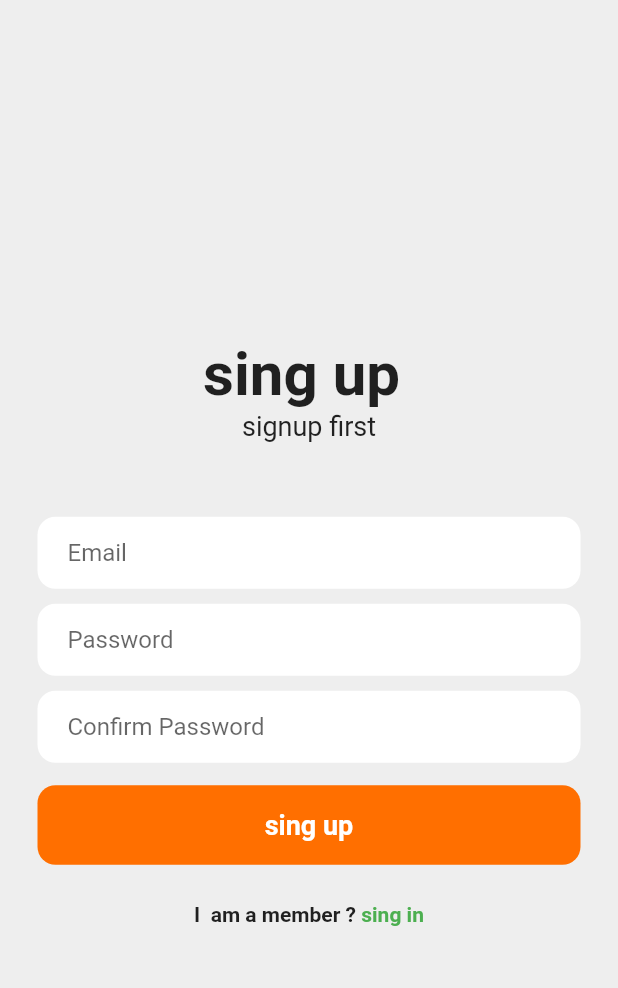
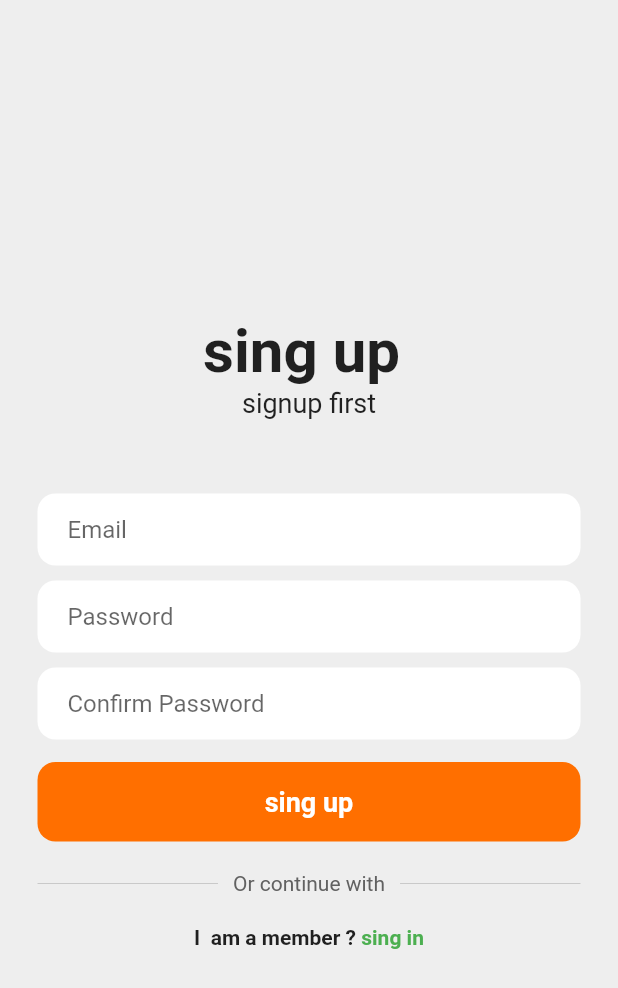
Before and after one commit to medait-3/Auth_firebase_flutter-demo, a Flutter app: the screen it shows after launch, after a tap on "sing up", on a phone screen of 412 x 824 dp. Shown: the top 988 px of the screen. Run offline on Flutter 3.47's test engine with Material 2 defaults, Android fonts, the light colour scheme and no system bars; our stand-ins replace firebase_auth, firebase_core, google_sign_in; missing offline and left inert: dart:html; accounts and stored records are empty; network calls fail.

Commit message:
google sign

```diff
--- a/lib/secreens/login.dart
+++ b/lib/secreens/login.dart
@@ -56,16 +56,11 @@ class _LoginState extends State<Login> {
               //   "name",
               //   height: 150,
               // ),
-              SizedBox(
-                height: 20,
-              ),
+              SizedBox(height: 20),
               //titlle
               Text(
                 'sing in ',
-                style: TextStyle(
-                  fontSize: 40,
-                  fontWeight: FontWeight.bold,
-                ),
+                style: TextStyle(fontSize: 40, fontWeight: FontWeight.bold),
               ),
               //subtitle
               Text(
@@ -74,10 +69,8 @@ class _LoginState extends State<Login> {
                   fontSize: 18,
                 ),
               ),
-              SizedBox(
-                height: 50,
-              ),
-              //email
+              SizedBox(height: 50),
+              //email textfield
               Padding(
                 padding: EdgeInsets.symmetric(horizontal: 25),
                 child: Container(
@@ -87,6 +80,8 @@ class _LoginState extends State<Login> {
                   child: Padding(
                     padding: EdgeInsets.symmetric(horizontal: 20),
                     child: TextField(
+                      cursorColor: Colors.amber[900],
+                      keyboardType: TextInputType.emailAddress,
                       controller: _emailController,
                       decoration: InputDecoration(
                         border: InputBorder.none,
@@ -96,19 +91,21 @@ class _LoginState extends State<Login> {
                   ),
                 ),
               ),
-              SizedBox(
-                height: 10,
-              ),
-              //email
+
+              SizedBox(height: 10),
+
+              //password textfield
               Padding(
                 padding: EdgeInsets.symmetric(horizontal: 25),
                 child: Container(
                   decoration: BoxDecoration(
-                      color: Colors.white,
-                      borderRadius: BorderRadius.circular(12)),
+                    color: Colors.white,
+                    borderRadius: BorderRadius.circular(12),
+                  ),
                   child: Padding(
                     padding: EdgeInsets.symmetric(horizontal: 20),
                     child: TextField(
+                      cursorColor: Colors.amber[900],
                       controller: _passwordController,
                       obscureText: !_passwordVisible,
                       decoration: InputDecoration(
--- a/lib/secreens/singup.dart
+++ b/lib/secreens/singup.dart
@@ -92,6 +92,8 @@ class _SignupState extends State<Signup> {
                   child: Padding(
                     padding: EdgeInsets.symmetric(horizontal: 20),
                     child: TextField(
+                      cursorColor: Colors.amber[900],
+                      keyboardType: TextInputType.emailAddress,
                       controller: _emailController,
                       decoration: InputDecoration(
                         border: InputBorder.none,
@@ -114,6 +116,7 @@ class _SignupState extends State<Signup> {
                   child: Padding(
                     padding: EdgeInsets.symmetric(horizontal: 20),
                     child: TextField(
+                      cursorColor: Colors.amber[900],
                       controller: _passwordController,
                       obscureText: true,
                       decoration: InputDecoration(
@@ -137,6 +140,7 @@ class _SignupState extends State<Signup> {
                   child: Padding(
                     padding: EdgeInsets.symmetric(horizontal: 20),
                     child: TextField(
+                      cursorColor: Colors.amber[900],
                       controller: _confirmPasswordController,
                       obscureText: true,
                       decoration: InputDecoration(
@@ -175,8 +179,39 @@ class _SignupState extends State<Signup> {
                 ),
               ),
               SizedBox(
-                height: 25,
+                height: 20,
               ),
+              // or continue with
+              Padding(
+                padding: const EdgeInsets.symmetric(horizontal: 25.0),
+                child: Row(
+                  children: [
+                    Expanded(
+                      child: Divider(
+                        thickness: 0.5,
+                        color: Colors.grey[400],
+                      ),
+                    ),
+                    Padding(
+                      padding: const EdgeInsets.symmetric(horizontal: 10.0),
+                      child: Text(
+                        'Or continue with',
+                        style: TextStyle(color: Colors.grey[700]),
+                      ),
+                    ),
+                    Expanded(
+                      child: Divider(
+                        thickness: 0.5,
+                        color: Colors.grey[400],
+                      ),
+                    ),
+                  ],
+                ),
+              ),
+              SizedBox(
+                height: 20,
+              ),
+
               //txt sign up
               Row(
                 mainAxisAlignment: MainAxisAlignment.center,
```
Also changed, not shown: lib/widget/textfield.dart (deleted, +0 -36 lines).
